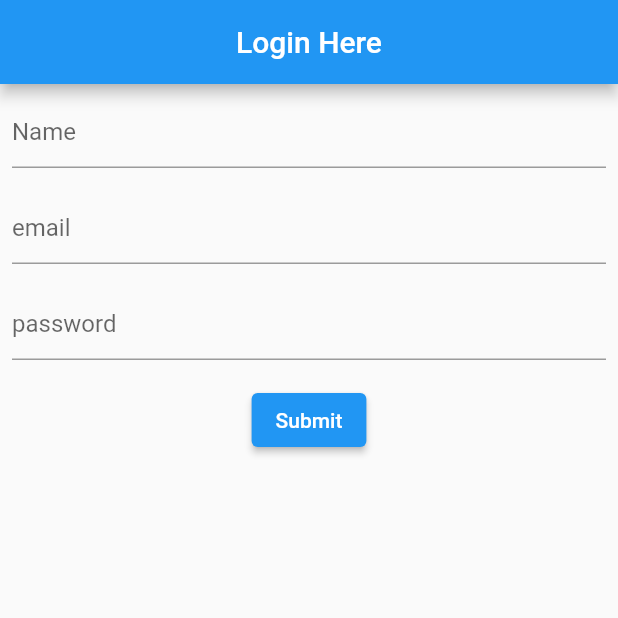
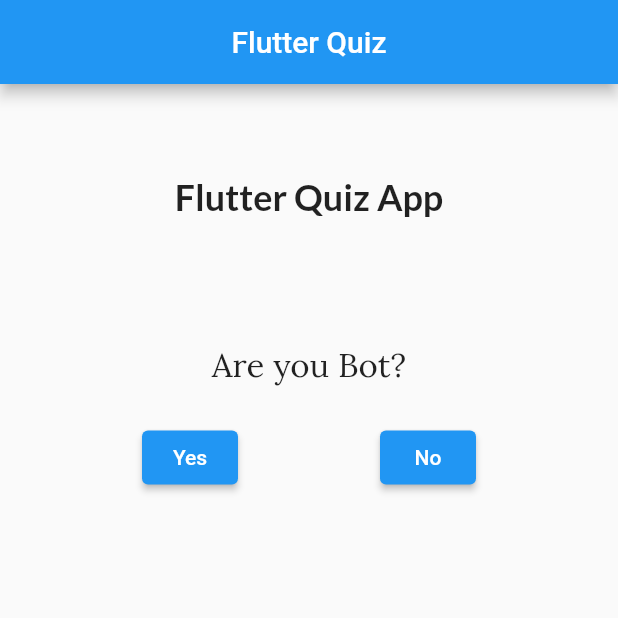
Before and after one commit to Darkethic06/Flutter-2022-01, a Flutter app: the screen it shows after launch, on a phone screen of 412 x 824 dp, the top half of it. Run offline on Flutter 3.47's test engine with Material 2 defaults, Android fonts, the phone set to English and light mode, and no system bars; our stand-ins replace google_fonts.

Commit message:
class of 21.07.2022

```diff
--- a/lib/main.dart
+++ b/lib/main.dart
@@ -1,7 +1,4 @@
-import 'package:app/pages/login.dart';
-import 'package:app/views/botNavPage.dart';
-import 'package:app/views/homepage.dart';
-import 'package:app/views/stackView.dart';
+import 'package:app/pages/quizpage.dart';
 import 'package:flutter/material.dart';
 
 void main() {
@@ -19,7 +16,7 @@ class MyApp extends StatelessWidget {
       theme: ThemeData(
         primarySwatch: Colors.blue,
       ),
-      home: LoginPage(),
+      home: QuizPage(),
     );
   }
 }
--- a/lib/pages/login.dart
+++ b/lib/pages/login.dart
@@ -103,6 +103,3 @@ class _LoginPageState extends State<LoginPage> {
     );
   }
 }
-
-// data model : quiz(bool)
-// data model : mcq
--- /dev/null
+++ b/lib/pages/quizpage.dart
@@ -0,0 +1,110 @@
+import 'package:app/utils/questions.dart';
+import 'package:flutter/material.dart';
+import 'package:flutter/src/foundation/key.dart';
+import 'package:flutter/src/widgets/framework.dart';
+import 'package:google_fonts/google_fonts.dart';
+
+class QuizPage extends StatefulWidget {
+  const QuizPage({Key? key}) : super(key: key);
+
+  @override
+  State<QuizPage> createState() => _QuizPageState();
+}
+
+class _QuizPageState extends State<QuizPage> {
+  List questions = [
+    Question.name("Are you Bot?", true),
+    Question.name("Are you Arijit?", true),
+    Question.name("Are you a girl?", false),
+    Question.name("Are you a Working Professional?", false)
+  ];
+  int currentIndex = 0;
+
+  @override
+  Widget build(BuildContext context) {
+    return Scaffold(
+      appBar: AppBar(
+        title: Text("Flutter Quiz"),
+        centerTitle: true,
+      ),
+      body: Builder(builder: (BuildContext context) {
+        return Column(
+          children: [
+            Container(
+              height: 150,
+              child: Center(
+                  child: Text(
+                "Flutter Quiz App",
+                style:
+                    GoogleFonts.lato(fontSize: 24, fontWeight: FontWeight.w600),
+              )),
+            ),
+            Container(
+                height: 75,
+                child: Center(
+                  child: Text(
+                    questions[currentIndex].question,
+                    style: GoogleFonts.lora(
+                      fontSize: 22,
+                    ),
+                  ),
+                )),
+            Row(
+              mainAxisAlignment: MainAxisAlignment.spaceEvenly,
+              children: [
+                ElevatedButton(
+                    onPressed: () {
+                      setState(() {
+                        checkAnswer(true, context);
+                      });
+                    },
+                    child: Text("Yes")),
+                ElevatedButton(
+                    onPressed: () {
+                      setState(() {
+                        checkAnswer(false, context);
+                      });
+                    },
+                    child: Text("No")),
+                // ElevatedButton(
+                //     onPressed: () {
+                //       setState(() {
+                //         nextQuestion();
+                //       });
+                //     },
+                //     child: Text("->"))
+              ],
+            )
+          ],
+        );
+      }),
+    );
+  }
+
+  nextQuestion() {
+    currentIndex = (currentIndex + 1) % questions.length;
+    //1 = 2 % 6
+  }
+
+  checkAnswer(bool ans, BuildContext context) {
+    if (ans == questions[currentIndex].isCorrect) {
+      final snack = SnackBar(
+        content: Text("You are Correct"),
+        duration: Duration(milliseconds: 100),
+      );
+      Scaffold.of(context).showSnackBar(snack);
+    } else {
+      final snack = SnackBar(
+          content: Text("You are in Correct"),
+          duration: Duration(milliseconds: 100));
+      Scaffold.of(context).showSnackBar(snack);
+    }
+    nextQuestion();
+  }
+}
+// data model : quiz(bool)
+// data model : mcq
+// option 1
+// option 2
+//option 3
+//option 4
--- /dev/null
+++ b/lib/utils/questions.dart
@@ -0,0 +1,6 @@
+class Question {
+  String? question;
+  bool isCorrect;
+
+  Question.name(this.question, this.isCorrect);
+}
--- a/pubspec.yaml
+++ b/pubspec.yaml
@@ -34,6 +34,7 @@ dependencies:
   # The following adds the Cupertino Icons font to your application.
   # Use with the CupertinoIcons class for iOS style icons.
   cupertino_icons: ^1.0.2
+  google_fonts: ^3.0.1
 
 dev_dependencies:
   flutter_test:
```
Also changed, not shown: pubspec.lock, 2 other files.
